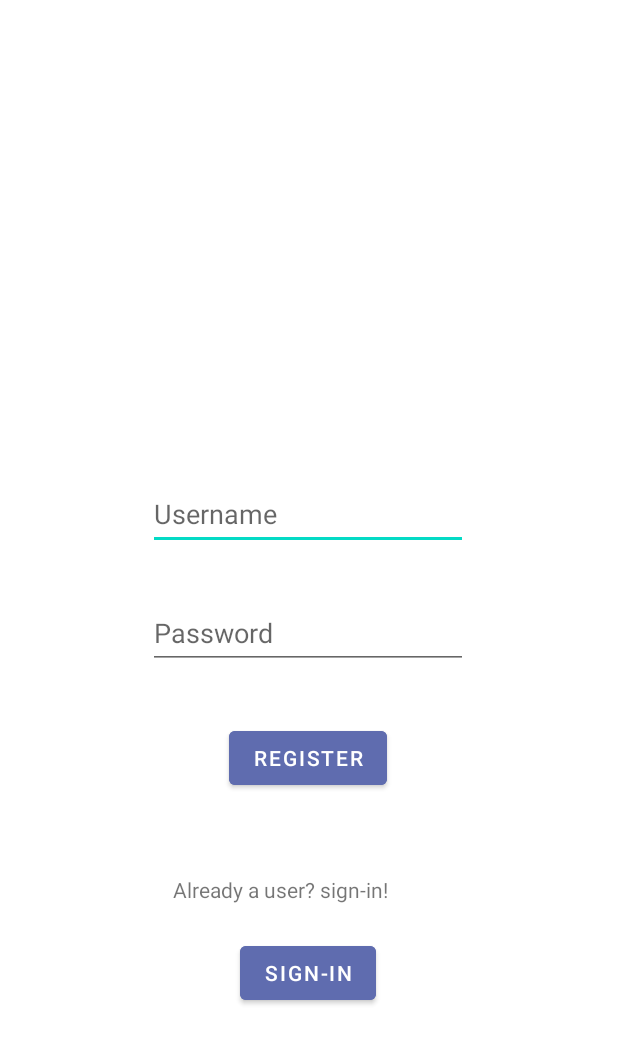
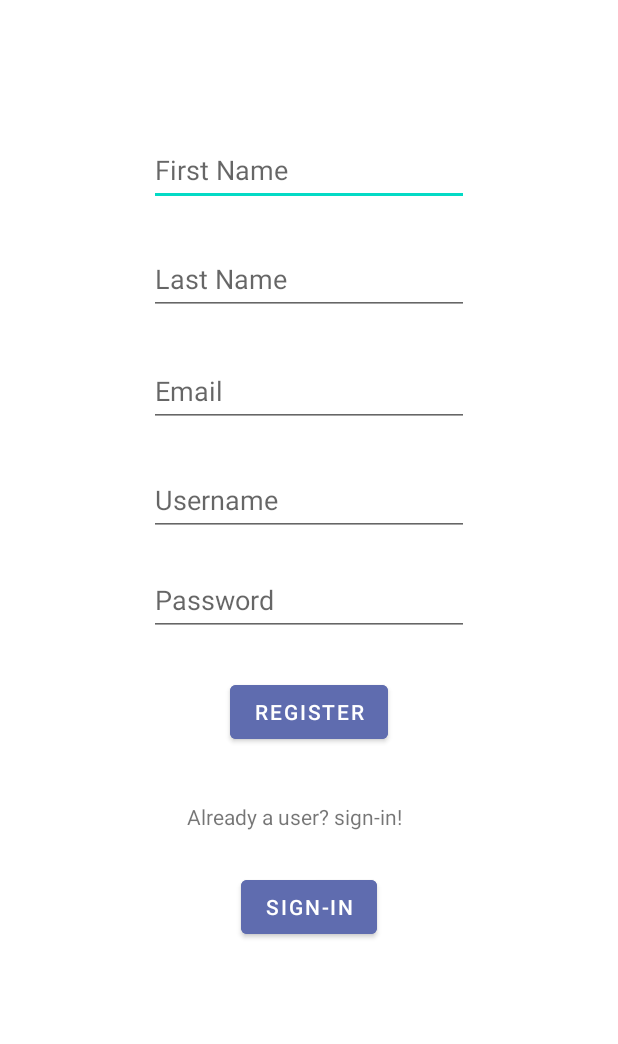
Before and after one commit to parw8649/Board-Game-Social, an Android app: the SignUpActivity screen opened directly, with no data from a screen before it, on a phone screen of 412 x 824 dp. Shown: the top 1044 px of the screen. Run offline under Robolectric (Android 15) with nearby library versions, the phone set to English and light mode, and no system bars; network calls fail.

Commit message:
Added Sign-up API call and layout changes

```diff
--- a/Android/app/src/main/res/layout/activity_sign_up.xml
+++ b/Android/app/src/main/res/layout/activity_sign_up.xml
@@ -5,6 +5,48 @@
     android:layout_width="match_parent"
     android:layout_height="match_parent"
     tools:context=".SignUpActivity">
+
+    <EditText
+        android:id="@+id/et_signup_firstname"
+        android:layout_width="wrap_content"
+        android:layout_height="wrap_content"
+        android:ems="10"
+        android:hint="@string/et_hint_firstname"
+        android:inputType="textPersonName"
+        android:minHeight="48dp"
+        app:layout_constraintBottom_toBottomOf="parent"
+        app:layout_constraintEnd_toEndOf="parent"
+        app:layout_constraintStart_toStartOf="parent"
+        app:layout_constraintTop_toTopOf="parent"
+        app:layout_constraintVertical_bias="0.115" />
+
+    <EditText
+        android:id="@+id/et_signup_lastname"
+        android:layout_width="wrap_content"
+        android:layout_height="wrap_content"
+        android:ems="10"
+        android:hint="@string/et_hint_lastname"
+        android:inputType="textPersonName"
+        android:minHeight="48dp"
+        app:layout_constraintBottom_toBottomOf="parent"
+        app:layout_constraintEnd_toEndOf="parent"
+        app:layout_constraintStart_toStartOf="parent"
+        app:layout_constraintTop_toBottomOf="@+id/et_signup_firstname"
+        app:layout_constraintVertical_bias="0.039" />
+
+    <EditText
+        android:id="@+id/et_signup_email"
+        android:layout_width="wrap_content"
+        android:layout_height="wrap_content"
+        android:ems="10"
+        android:hint="@string/et_hint_email"
+        android:inputType="textEmailAddress"
+        android:minHeight="48dp"
+        app:layout_constraintBottom_toBottomOf="parent"
+        app:layout_constraintEnd_toEndOf="parent"
+        app:layout_constraintStart_toStartOf="parent"
+        app:layout_constraintTop_toBottomOf="@+id/et_signup_lastname"
+        app:layout_constraintVertical_bias="0.047" />
 
     <EditText
         android:id="@+id/et_signup_username"
@@ -16,10 +58,9 @@
         android:minHeight="48dp"
         app:layout_constraintBottom_toBottomOf="parent"
         app:layout_constraintEnd_toEndOf="parent"
-        app:layout_constraintHorizontal_bias="0.497"
         app:layout_constraintStart_toStartOf="parent"
         app:layout_constraintTop_toTopOf="parent"
-        app:layout_constraintVertical_bias="0.411" />
+        app:layout_constraintVertical_bias="0.399" />
 
     <EditText
         android:id="@+id/et_signup_password"
@@ -31,23 +72,21 @@
         android:minHeight="48dp"
         app:layout_constraintBottom_toBottomOf="parent"
         app:layout_constraintEnd_toEndOf="parent"
-        app:layout_constraintHorizontal_bias="0.497"
         app:layout_constraintStart_toStartOf="parent"
         app:layout_constraintTop_toBottomOf="@+id/et_signup_username"
-        app:layout_constraintVertical_bias="0.077" />
+        app:layout_constraintVertical_bias="0.045" />
 
     <Button
         android:id="@+id/btn_register"
         android:layout_width="wrap_content"
         android:layout_height="wrap_content"
+        android:backgroundTint="@color/blue_yonder"
         android:text="@string/btn_register"
-        android:backgroundTint="@color/blue_yonder"
         app:layout_constraintBottom_toBottomOf="parent"
         app:layout_constraintEnd_toEndOf="parent"
-        app:layout_constraintHorizontal_bias="0.498"
         app:layout_constraintStart_toStartOf="parent"
         app:layout_constraintTop_toBottomOf="@+id/et_signup_password"
-        app:layout_constraintVertical_bias="0.107" />
+        app:layout_constraintVertical_bias="0.076" />
 
     <TextView
         android:id="@+id/textView"
@@ -56,22 +95,20 @@
         android:text="@string/already_a_user_sign_in"
         app:layout_constraintBottom_toBottomOf="parent"
         app:layout_constraintEnd_toEndOf="parent"
-        app:layout_constraintHorizontal_bias="0.464"
         app:layout_constraintStart_toStartOf="parent"
         app:layout_constraintTop_toBottomOf="@+id/btn_register"
-        app:layout_constraintVertical_bias="0.199" />
+        app:layout_constraintVertical_bias="0.12" />
 
     <Button
         android:id="@+id/btn_back_to_login"
         android:layout_width="wrap_content"
         android:layout_height="wrap_content"
         android:backgroundTint="@color/blue_yonder"
-        android:text="sign-in"
+        android:text="@string/btn_text_sign_in"
         app:layout_constraintBottom_toBottomOf="parent"
         app:layout_constraintEnd_toEndOf="parent"
-        app:layout_constraintHorizontal_bias="0.498"
         app:layout_constraintStart_toStartOf="parent"
         app:layout_constraintTop_toBottomOf="@+id/textView"
-        app:layout_constraintVertical_bias="0.107" />
+        app:layout_constraintVertical_bias="0.104" />
 
 </androidx.constraintlayout.widget.ConstraintLayout>
--- a/Android/app/src/main/res/values/strings.xml
+++ b/Android/app/src/main/res/values/strings.xml
@@ -16,6 +16,9 @@
     <!-- Strings used for login and signup -->
     <string name="et_hint_password">Password</string>
     <string name="et_hint_username">Username</string>
+    <string name="et_hint_firstname">First Name</string>
+    <string name="et_hint_lastname">Last Name</string>
+    <string name="et_hint_email">Email</string>
     <string name="btn_login">login</string>
     <string name="new_user_sign_up">New user? sign-up!</string>
     <string name="btn_register">register</string>
@@ -28,6 +31,7 @@
     <string name="title_activity_app">AppActivity</string>
     <string name="title_activity_home_post">HomePostActivity</string>
     <string name="title_activity_sign_up">SignUpActivity</string>
+    <string name="title_activity_games_collection">GamesCollectionActivity</string>
     <!-- Strings used for fragments for navigation -->
     <string name="first_fragment_label">First Fragment</string>
     <string name="second_fragment_label">Second Fragment</string>
@@ -57,4 +61,5 @@
         ooooo ooooooo oooooo ooooooo ooooo ooooooo oooooo oooooo</string>
     <string name="profile_btn_view_friends">view friends</string>
     <string name="profile_btn_view_user_gamelist">view [user]\'s gamelist</string>
+    <string name="btn_text_sign_in">sign-in</string>
 </resources>
```
Also changed, not shown: Android/app/src/main/java/com/example/boardgamesocial/DataClasses/User.java (+10 -0 lines), Android/app/src/main/java/com/example/boardgamesocial/SignUpActivity.java (+54 -4 lines).
